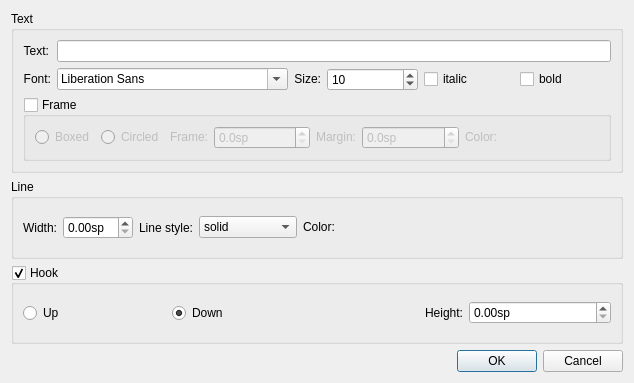
This is mscore/mscore/lineproperties.ui in musescore/musescore-old as Qt 5 draws it before an edit. The edited form follows.
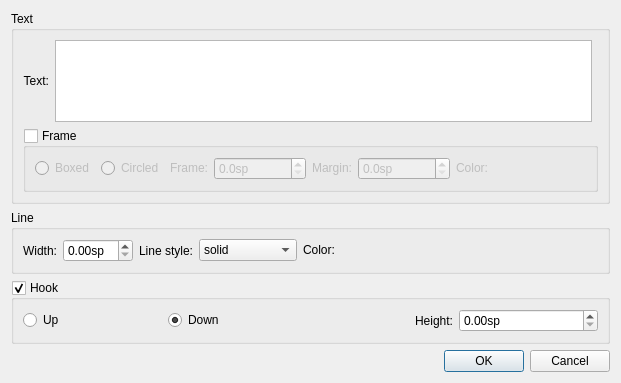
This is the edited form. Custom widgets are drawn as their Qt base class.

Commit message: - made TextLine accept formatted text and stay in place when editing text

The edit to the form file:
```diff
--- a/mscore/mscore/lineproperties.ui
+++ b/mscore/mscore/lineproperties.ui
@@ -5,7 +5,7 @@
    <rect>
     <x>0</x>
     <y>0</y>
-    <width>634</width>
+    <width>621</width>
     <height>383</height>
    </rect>
   </property>
@@ -38,72 +38,14 @@
         </property>
        </widget>
       </item>
-      <item row="0" column="1" colspan="5" >
-       <widget class="QLineEdit" name="text" />
-      </item>
-      <item row="1" column="0" >
-       <widget class="QLabel" name="label_7" >
-        <property name="sizePolicy" >
-         <sizepolicy vsizetype="Fixed" hsizetype="Fixed" >
-          <horstretch>0</horstretch>
-          <verstretch>0</verstretch>
-         </sizepolicy>
+      <item row="0" column="1" >
+       <widget class="QTextEdit" name="text" >
+        <property name="readOnly" >
+         <bool>false</bool>
         </property>
-        <property name="text" >
-         <string>Font:</string>
-        </property>
-        <property name="alignment" >
-         <set>Qt::AlignRight|Qt::AlignTrailing|Qt::AlignVCenter</set>
-        </property>
        </widget>
       </item>
-      <item row="1" column="1" >
-       <widget class="QFontComboBox" name="textFont" />
-      </item>
-      <item row="1" column="2" >
-       <widget class="QLabel" name="label_6" >
-        <property name="sizePolicy" >
-         <sizepolicy vsizetype="Fixed" hsizetype="Fixed" >
-          <horstretch>0</horstretch>
-          <verstretch>0</verstretch>
-         </sizepolicy>
-        </property>
-        <property name="text" >
-         <string>Size:</string>
-        </property>
-        <property name="alignment" >
-         <set>Qt::AlignRight|Qt::AlignTrailing|Qt::AlignVCenter</set>
-        </property>
-       </widget>
-      </item>
-      <item row="1" column="3" >
-       <widget class="QDoubleSpinBox" name="textSize" >
-        <property name="decimals" >
-         <number>0</number>
-        </property>
-        <property name="minimum" >
-         <double>1.000000000000000</double>
-        </property>
-        <property name="value" >
-         <double>10.000000000000000</double>
-        </property>
-       </widget>
-      </item>
-      <item row="1" column="4" >
-       <widget class="QCheckBox" name="italic" >
-        <property name="text" >
-         <string>italic</string>
-        </property>
-       </widget>
-      </item>
-      <item row="1" column="5" >
-       <widget class="QCheckBox" name="bold" >
-        <property name="text" >
-         <string>bold</string>
-        </property>
-       </widget>
-      </item>
-      <item row="2" column="0" colspan="6" >
+      <item row="1" column="0" colspan="3" >
        <widget class="QGroupBox" name="frame" >
         <property name="title" >
          <string>Frame</string>
@@ -393,7 +335,7 @@
       <enum>Qt::Horizontal</enum>
      </property>
      <property name="standardButtons" >
-      <set>QDialogButtonBox::Cancel|QDialogButtonBox::NoButton|QDialogButtonBox::Ok</set>
+      <set>QDialogButtonBox::Cancel|QDialogButtonBox::Ok</set>
      </property>
     </widget>
    </item>
```
Left out of the diff: 11 changed lines with no effect on the pictures. The commit also changes 5 other files.
